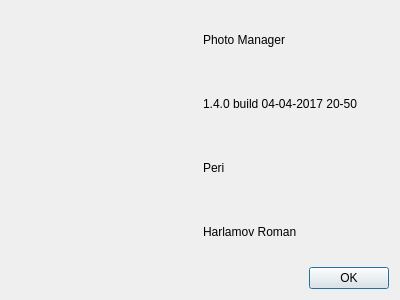
Before: the Qt Designer form PhotoManager/aboutwindow.ui in pphprj/periphotoproject, drawn with Qt 5.
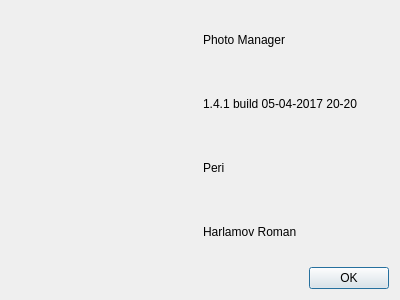
After: the same form once the commit is applied.

Patch:
```diff
--- a/PhotoManager/aboutwindow.ui
+++ b/PhotoManager/aboutwindow.ui
@@ -26,7 +26,7 @@
      <item row="1" column="1">
       <widget class="QLabel" name="labelVersion">
        <property name="text">
-        <string>1.4.0 build 04-04-2017 20-50</string>
+        <string>1.4.1 build 05-04-2017 20-20</string>
        </property>
       </widget>
      </item>
```
